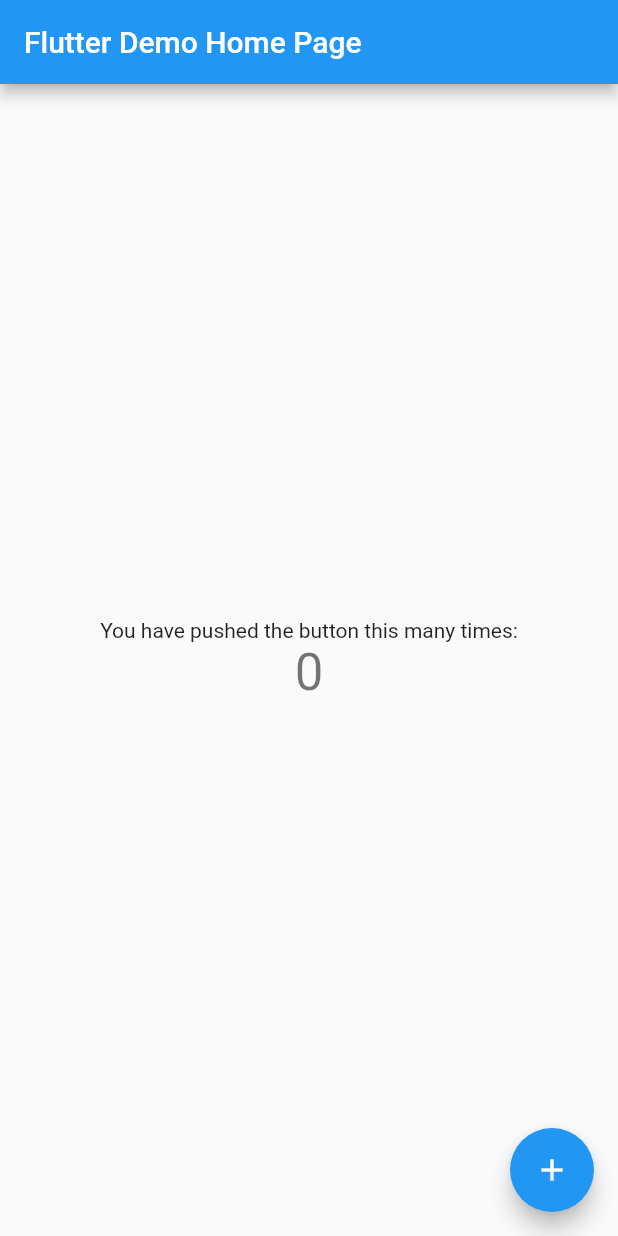
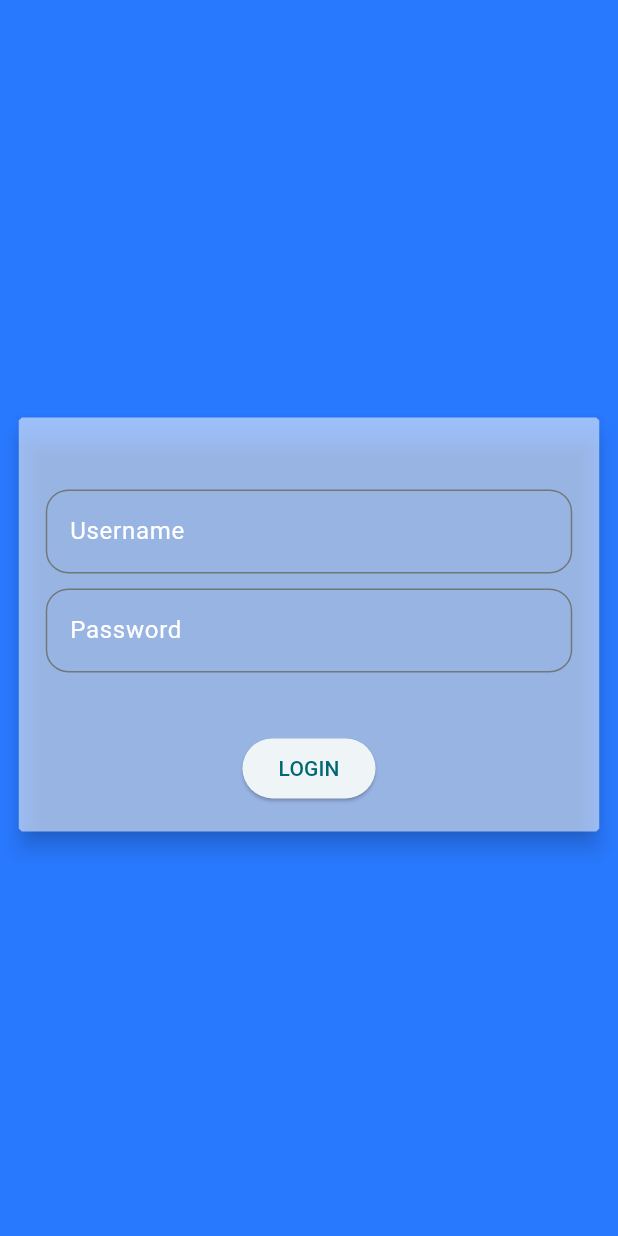
Before and after one commit to MaazKhalidInseyab/First, a Flutter app: the screen it shows after launch, on a phone screen of 412 x 824 dp. Run offline on Flutter 3.47's test engine with Material 2 defaults, Android fonts, the phone set to English and light mode, and no system bars; our stand-ins replace connectivity_plus, dio, rxdart, shared_preferences.

Commit message:
friday code added

```diff
--- /dev/null
+++ b/lib/Code.dart
@@ -0,0 +1,3 @@
+enum Code{
+  LOGIN_RESPONSE,
+}
--- /dev/null
+++ b/lib/DataProvider.dart
@@ -0,0 +1,75 @@
+import 'dart:async';
+
+import 'package:bloc/Connection.dart';
+import 'package:bloc/ProgressDialogListener.dart';
+
+import 'package:bloc/Ui/Counter/CounterScreen.dart';
+import 'package:bloc/Ui/Home/HomeScreen.dart';
+import 'package:bloc/Ui/LoginScreen/LoginBloc.dart';
+import 'package:rxdart/rxdart.dart';
+import 'package:shared_preferences/shared_preferences.dart';
+import 'Code.dart';
+import 'Factory.dart';
+import 'package:flutter/material.dart';
+import 'package:dio/dio.dart';
+
+import 'Models/TopicsResponse.dart';
+import 'Models/loginResponse.dart';
+
+class DataProvider {
+
+  final user = BehaviorSubject<String>();
+  var dio = Dio();
+
+  void login(
+      BuildContext context, String email, String password, formKey,ProgressDialogListener progressDialogListener) async {
+    if (await Connection().isNotConnected()) {
+      Factory().showSnackbar(context, 'NO CONNECTION');
+      return;
+    }
+    progressDialogListener.show();
+    if (formKey.currentState!.validate()) {
+      var formData =
+          FormData.fromMap({'Email': email, 'PasswordHash': password});
+      try {
+        final response =
+            await dio.post("https://haji.ai:2053/login", data: formData);
+        print("status code:"+response.statusCode.toString());
+        if (response.statusCode == 200) {
+          LoginResponse res = LoginResponse.fromJson(response.data);
+
+          if (res.code == 200) {
+            final SharedPreferences storage = await SharedPreferences.getInstance();
+            await storage.setString(Code.LOGIN_RESPONSE.name, response.data.toString());
+
+             progressDialogListener.hide();
+          } else if (res.code == 401) {
+progressDialogListener.dismiss(res.res);
+
+
+          } else {
+            Factory().showSnackbar(context, 'Something Went wrong');
+            progressDialogListener.dismiss(res.res);
+
+          }
+        }
+      } catch (e) {
+        print(e);
+        progressDialogListener.dismiss(e.toString());
+
+      }
+    }
+    debugPrint(email + " " + password + " Logged In ");
+  }
+  getTopics()async{
+    final response =await dio.post("https://haji.ai:2053/GetTopic",data:{'Gpt_User_Id': 185} );
+    print('Topics : '+response.toString());
+    if (response.statusCode == 200) {
+      TopicsResponse res = TopicsResponse.fromJson(response.data);
+      print(res.code);
+      //
+
+    }
+
+  }
+}
--- /dev/null
+++ b/lib/ProgressDialogListener.dart
@@ -0,0 +1,6 @@
+class ProgressDialogListener{
+  void show(){}
+  void hide(){}
+  void dismiss(String? error){}
+
+}
--- /dev/null
+++ b/lib/Ui/Constants.dart
@@ -0,0 +1,4 @@
+class Constants{
+static bool isShowing = false;
+
+}
--- /dev/null
+++ b/lib/Ui/LoginScreen/LoginBloc.dart
@@ -0,0 +1,60 @@
+import 'dart:async';
+import 'dart:convert';
+import 'package:bloc/Code.dart';
+import 'package:bloc/DataProvider.dart';
+import 'package:bloc/ProgressDialogListener.dart';
+import 'package:dio/dio.dart';
+import 'package:flutter/material.dart';
+import 'package:rxdart/rxdart.dart';
+import 'package:bloc/Connection.dart';
+import 'package:shared_preferences/shared_preferences.dart';
+import '../../Factory.dart';
+
+import '../../Models/loginResponse.dart';
+import '../Constants.dart';
+import '../Home/HomeScreen.dart';
+
+class LoginBloc implements ProgressDialogListener{
+  BuildContext context;
+
+  LoginBloc(this.context);
+
+  late LoginResponse res;
+  TextEditingController userEmailCtrl = TextEditingController();
+  TextEditingController passwordCtrl = TextEditingController();
+  final formKey = GlobalKey<FormState>();
+
+  void LoginButton()  {
+
+  final String email=userEmailCtrl.text.toString();
+  final String pass=passwordCtrl.text.toString();
+  DataProvider().login(context,email,pass,formKey,this);
+
+  }
+
+
+
+  @override
+  void hide() {
+    if (Constants.isShowing) Factory().dismissProgressDialog(context);
+    Navigator.push(
+        context,
+        MaterialPageRoute(
+          builder: (context) => Home(),
+        ));
+  }
+
+  @override
+  void show() {
+if(!Constants.isShowing)Factory().showProgressDialog(context);
+
+  }
+
+  @override
+  void dismiss(String? error) {
+    if (Constants.isShowing) Factory().dismissProgressDialog(context);
+
+    Factory().showSnackbar(context, error!);
+  }
+
+}
--- /dev/null
+++ b/lib/Ui/LoginScreen/LoginScreen.dart
@@ -0,0 +1,99 @@
+
+
+import 'package:bloc/DataProvider.dart';
+import 'package:bloc/Ui/LoginScreen/LoginBloc.dart';
+import 'package:flutter/material.dart';
+
+class LoginScreen extends StatefulWidget {
+  LoginScreen({super.key});
+
+  @override
+  State<LoginScreen> createState() => _LoginScreenState();
+}
+
+class _LoginScreenState extends State<LoginScreen> {
+  DataProvider dp=DataProvider();
+  late LoginBloc bloc;
+
+
+  @override
+  void initState() {
+    bloc = LoginBloc(context);
+  }
+
+  @override
+  Widget build(BuildContext context) {
+    return Form(
+      key: bloc.formKey,
+      child: Scaffold(
+        backgroundColor: Colors.blueAccent.shade400,
+        body: Column(
+          mainAxisAlignment: MainAxisAlignment.center,
+          children: [
+            SafeArea(
+              child: Padding(
+                padding: const EdgeInsets.only(
+                    top: 17.0, left: 8.5, right: 8.5, bottom: 8.5),
+                child: Card(
+                  elevation: 6,shadowColor: Colors.black87,
+                    color: Colors.white54,
+                    shape:BeveledRectangleBorder(borderRadius: BorderRadius.all(Radius.circular(2.0),)),
+                    child: Padding(
+                      padding: const EdgeInsets.all(18.0),
+                      child: Column(
+                        mainAxisSize: MainAxisSize.min,
+                        children: [
+                          SizedBox(height: 30),
+                          TextFormField(
+
+                            validator: (value) {
+                              if (value == null || value.isEmpty) {
+                                return 'Please enter username';
+                              }
+                              //return null;
+                            },
+
+                            controller: bloc.userEmailCtrl,
+                            decoration: InputDecoration(
+                              border: OutlineInputBorder(
+                                borderRadius: BorderRadius.circular(15),
+                              ),
+                              labelText: "Username",labelStyle: TextStyle(color: Colors.white)
+                            ),
+                          ),
+                          SizedBox(
+                            height: 10,
+                          ),
+                          TextFormField(
+                            validator: (value) {
+                              if (value == null || value.isEmpty) {
+                                return 'Please enter password';
+                              }
+                              //return null;
+                            },
+                            controller: bloc.passwordCtrl,
+                            decoration: InputDecoration(
+
+                              border: OutlineInputBorder(
+                                  borderRadius: BorderRadius.circular(15)),
+                              labelText: "Password",labelStyle: TextStyle(color: Colors.white)
+                            ),
+                          ),
+                          SizedBox(
+                            height: 40,
+                          ),
+                          ElevatedButton(
+                              onPressed: ()=> bloc.LoginButton(),
+                              child: Text("LOGIN")),
+
+                        ],
+                      ),
+                    )),
+              ),
+            ),
+          ],
+        ),
+      ),
+    );
+  }
+}
--- a/lib/main.dart
+++ b/lib/main.dart
@@ -1,115 +1,22 @@
-                   import 'package:flutter/material.dart';
+import 'package:bloc/Ui/LoginScreen/LoginScreen.dart';
+import 'package:flutter/material.dart';
+import 'package:bloc/Ui/Counter/CounterBloc.dart';
+
 
 void main() {
   runApp(const MyApp());
 }
-
 class MyApp extends StatelessWidget {
   const MyApp({super.key});
-
-  // This widget is the root of your application.
   @override
   Widget build(BuildContext context) {
     return MaterialApp(
       title: 'Flutter Demo',
       theme: ThemeData(
-        // This is the theme of your application.
-        //
-        // Try running your application with "flutter run". You'll see the
-        // application has a blue toolbar. Then, without quitting the app, try
-        // changing the primarySwatch below to Colors.green and then invoke
-        // "hot reload" (press "r" in the console where you ran "flutter run",
-        // or simply save your changes to "hot reload" in a Flutter IDE).
-        // Notice that the counter didn't reset back to zero; the application
-        // is not restarted.
-        primarySwatch: Colors.blue,
+        colorScheme: ColorScheme.fromSeed(seedColor: Colors.white),
+        useMaterial3: true,
       ),
-      home: const MyHomePage(title: 'Flutter Demo Home Page'),
+      home:  LoginScreen(),
     );
   }
 }
-
-class MyHomePage extends StatefulWidget {
-  const MyHomePage({super.key, required this.title});
-
-  // This widget is the home page of your application. It is stateful, meaning
-  // that it has a State object (defined below) that contains fields that affect
-  // how it looks.
-
-  // This class is the configuration for the state. It holds the values (in this
-  // case the title) provided by the parent (in this case the App widget) and
-  // used by the build method of the State. Fields in a Widget subclass are
-  // always marked "final".
-
-  final String title;
-
-  @override
-  State<MyHomePage> createState() => _MyHomePageState();
-}
-
-class _MyHomePageState extends State<MyHomePage> {
-  int _counter = 0;
-
-  void _incrementCounter() {
-    setState(() {
-      // This call to setState tells the Flutter framework that something has
-      // changed in this State, which causes it to rerun the build method below
-      // so that the display can reflect the updated values. If we changed
-      // _counter without calling setState(), then the build method would not be
-      // called again, and so nothing would appear to happen.
-      _counter++;
-    });
-  }
-
-  @override
-  Widget build(BuildContext context) {
-    // This method is rerun every time setState is called, for instance as done
-    // by the _incrementCounter method above.
-    //
-    // The Flutter framework has been optimized to make rerunning build methods
-    // fast, so that you can just rebuild anything that needs updating rather
-    // than having to individually change instances of widgets.
-    return Scaffold(
-      appBar: AppBar(
-        // Here we take the value from the MyHomePage object that was created by
-        // the App.build method, and use it to set our appbar title.
-        title: Text(widget.title),
-      ),
-      body: Center(
-        // Center is a layout widget. It takes a single child and positions it
-        // in the middle of the parent.
-        child: Column(
-          // Column is also a layout widget. It takes a list of children and
-          // arranges them vertically. By default, it sizes itself to fit its
-          // children horizontally, and tries to be as tall as its parent.
-          //
-          // Invoke "debug painting" (press "p" in the console, choose the
-          // "Toggle Debug Paint" action from the Flutter Inspector in Android
-          // Studio, or the "Toggle Debug Paint" command in Visual Studio Code)
-          // to see the wireframe for each widget.
-          //
-          // Column has various properties to control how it sizes itself and
-          // how it positions its children. Here we use mainAxisAlignment to
-          // center the children vertically; the main axis here is the vertical
-          // axis because Columns are vertical (the cross axis would be
-          // horizontal).
-          mainAxisAlignment: MainAxisAlignment.center,
-          children: <Widget>[
-            const Text(
-              'You have pushed the button this many times:',
-            ),
-            Text(
-              '$_counter',
-              style: Theme.of(context).textTheme.headlineMedium,
-            ),
-          ],
-        ),
-      ),
-      floatingActionButton: FloatingActionButton(
-        onPressed: _incrementCounter,
-        tooltip: 'Increment',
-        child: const Icon(Icons.add),
-      ), // This trailing comma makes auto-formatting nicer for build methods.
-    );
-  }
-}
```
Also changed, not shown: lib/Connection.dart (added, +14 -0 lines), lib/Factory.dart (added, +51 -0 lines), lib/Models/TopicsResponse.dart (added, +72 -0 lines), lib/Models/loginResponse.dart (added, +77 -0 lines), lib/Ui/Counter/CounterBloc.dart (added, +22 -0 lines), lib/Ui/Counter/CounterScreen.dart (added, +52 -0 lines), lib/Ui/Home/HomeBloc.dart (added, +14 -0 lines), lib/Ui/Home/HomeScreen.dart (added, +24 -0 lines), pubspec.yaml (+6 -2 lines), pubspec.lock, 4 other files.
